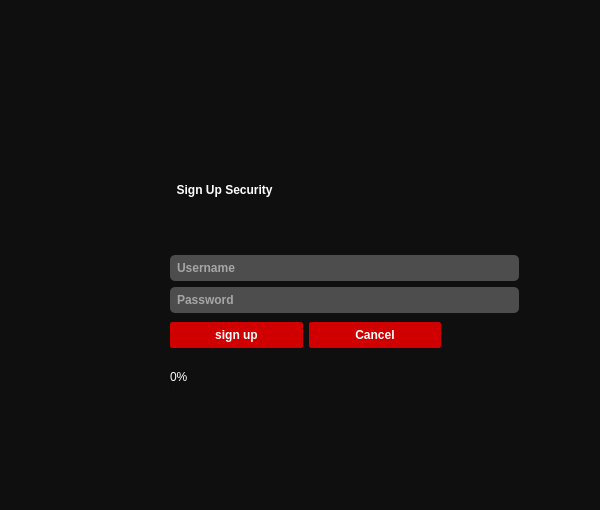
Before: the Qt Designer form sign_up_page.ui in Pouyaamini123/Messenger_smile_20, drawn with Qt 5.
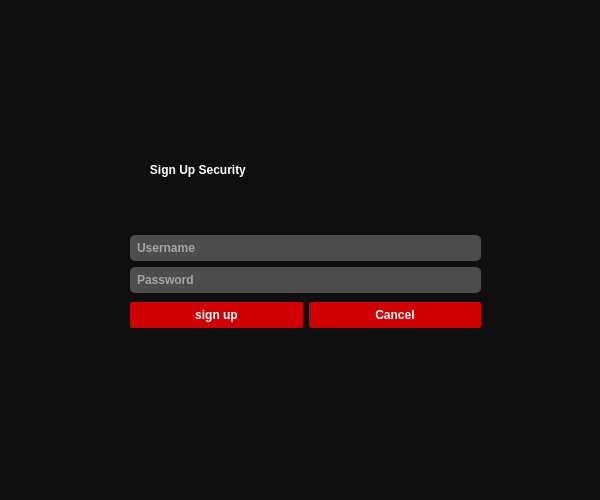
After: the same form once the commit is applied. Icons and pictures are not drawn.

The edit to the form file:
```diff
--- a/sign_up_page.ui
+++ b/sign_up_page.ui
@@ -7,7 +7,7 @@
     <x>0</x>
     <y>0</y>
     <width>600</width>
-    <height>510</height>
+    <height>500</height>
    </rect>
   </property>
   <property name="minimumSize">
@@ -197,9 +197,9 @@
   <widget class="QWidget" name="layoutWidget">
    <property name="geometry">
     <rect>
-     <x>170</x>
-     <y>130</y>
-     <width>349</width>
+     <x>130</x>
+     <y>110</y>
+     <width>351</width>
      <height>183</height>
     </rect>
    </property>
@@ -213,7 +213,7 @@
 font: 700 24pt &quot;Segoe UI&quot;;</string>
         </property>
         <property name="text">
-         <string>  Sign Up Security</string>
+         <string>      Sign Up Security</string>
         </property>
        </widget>
       </item>
@@ -253,13 +253,29 @@
     </item>
    </layout>
   </widget>
-  <widget class="QWidget" name="layoutWidget">
+  <widget class="QProgressBar" name="progressBar_1">
    <property name="geometry">
     <rect>
-     <x>170</x>
-     <y>320</y>
-     <width>271</width>
-     <height>30</height>
+     <x>130</x>
+     <y>350</y>
+     <width>351</width>
+     <height>23</height>
+    </rect>
+   </property>
+   <property name="value">
+    <number>0</number>
+   </property>
+   <property name="textVisible">
+    <bool>false</bool>
+   </property>
+  </widget>
+  <widget class="QWidget" name="horizontalLayoutWidget">
+   <property name="geometry">
+    <rect>
+     <x>130</x>
+     <y>300</y>
+     <width>351</width>
+     <height>31</height>
     </rect>
    </property>
    <layout class="QHBoxLayout" name="horizontalLayout">
@@ -279,19 +295,6 @@
     </item>
    </layout>
   </widget>
-  <widget class="QProgressBar" name="progressBar_1">
-   <property name="geometry">
-    <rect>
-     <x>170</x>
-     <y>370</y>
-     <width>131</width>
-     <height>23</height>
-    </rect>
-   </property>
-   <property name="value">
-    <number>0</number>
-   </property>
-  </widget>
  </widget>
  <resources/>
  <connections/>
```
